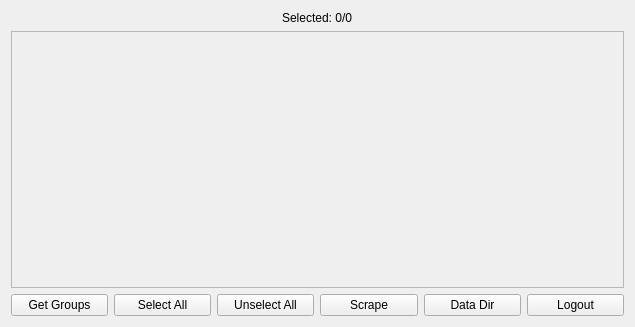
Old version of the form src/gui/main_window/central_widget/scrape_widget/ScrapeWidget.ui in the repository ephell/Telescrape.
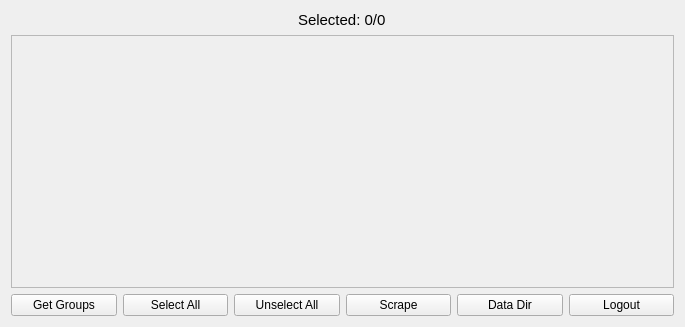
New version of the form.

Commit message: Increase font size

The edit to the form file:
```diff
--- a/src/gui/main_window/central_widget/scrape_widget/ScrapeWidget.ui
+++ b/src/gui/main_window/central_widget/scrape_widget/ScrapeWidget.ui
@@ -6,7 +6,7 @@
    <rect>
     <x>0</x>
     <y>0</y>
-    <width>635</width>
+    <width>685</width>
     <height>327</height>
    </rect>
   </property>
@@ -28,6 +28,11 @@
        <verstretch>0</verstretch>
       </sizepolicy>
      </property>
+     <property name="font">
+      <font>
+       <pointsize>11</pointsize>
+      </font>
+     </property>
      <property name="text">
       <string>Selected: 0/0</string>
      </property>
@@ -43,8 +48,8 @@
        <rect>
         <x>0</x>
         <y>0</y>
-        <width>615</width>
-        <height>253</height>
+        <width>665</width>
+        <height>249</height>
        </rect>
       </property>
       <layout class="QVBoxLayout" name="verticalLayout_2">
```
The commit also changes 4 other files.
